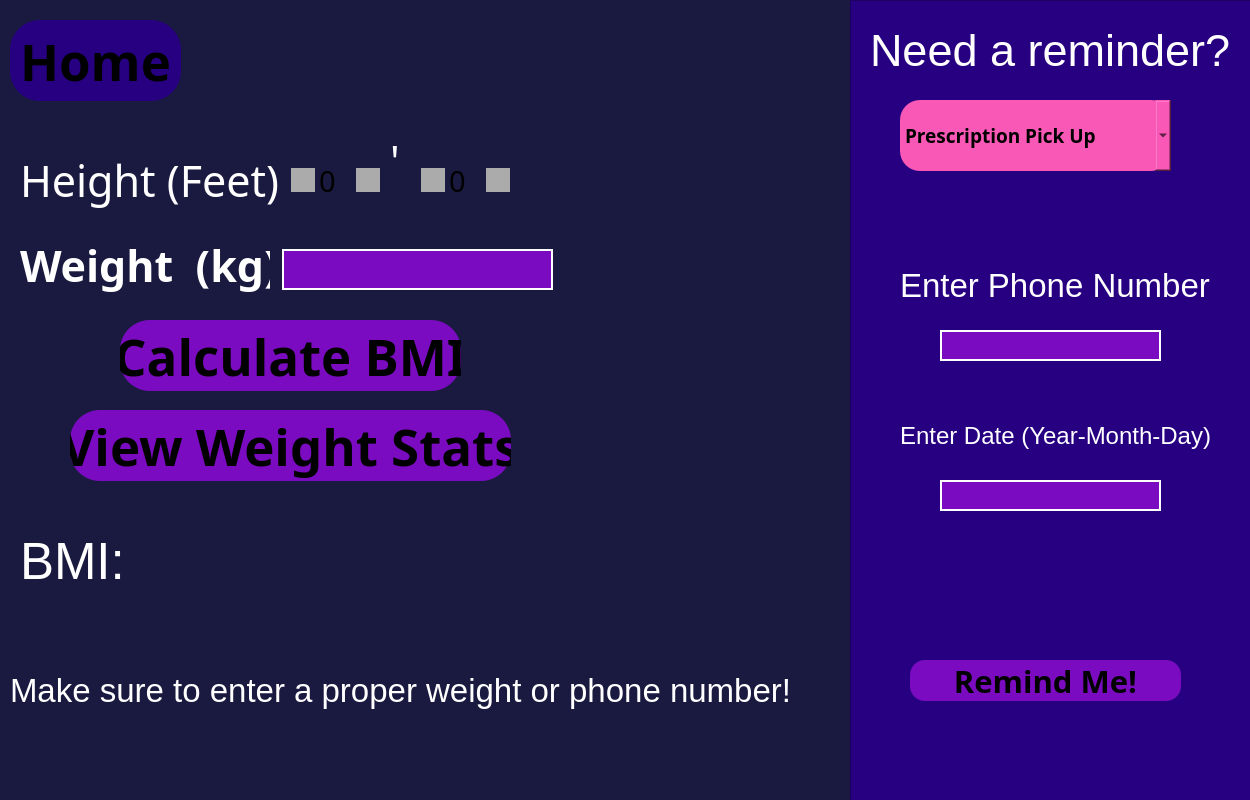
Above: backend/UI's/healthUI.ui from Aditya-Tripuraneni/Hackathon-Healthify before the change. Below: the same form after it.
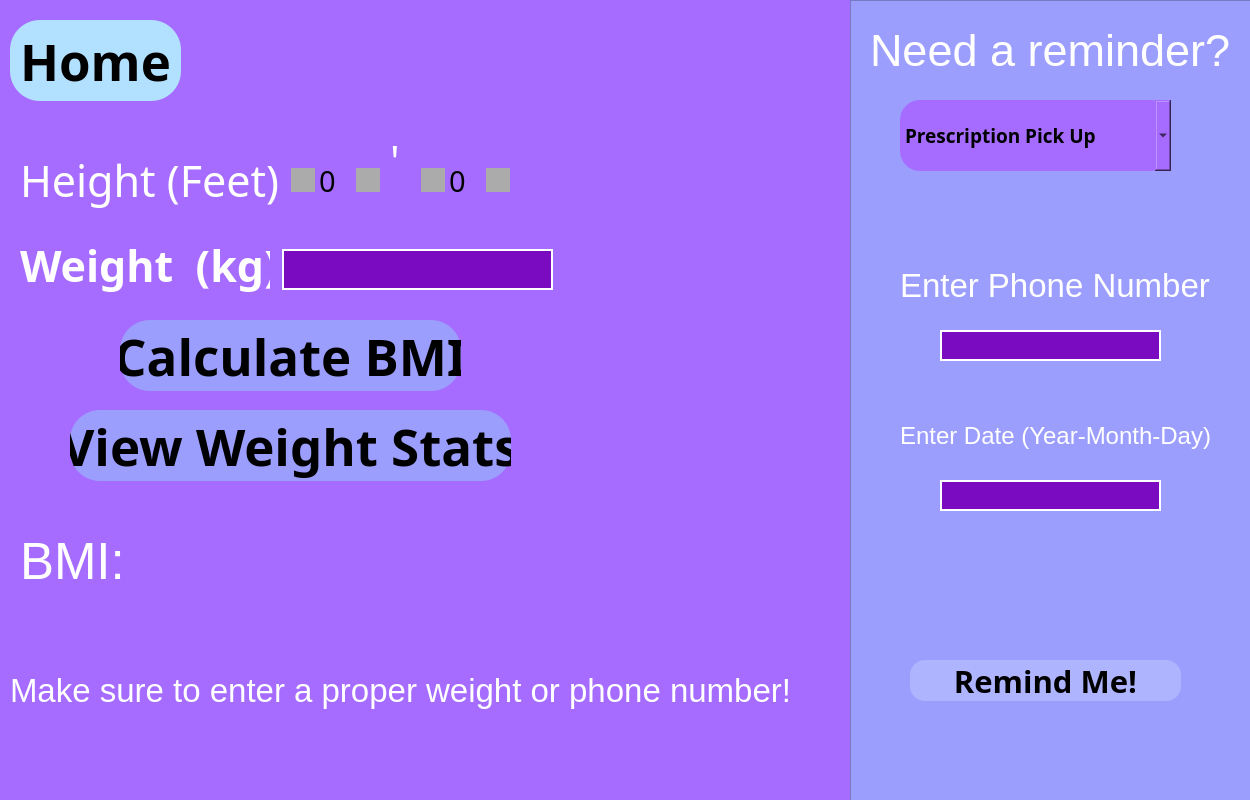
That is the form after the change.

The edit to the form file:
```diff
--- a/backend/UI's/healthUI.ui
+++ b/backend/UI's/healthUI.ui
@@ -22,7 +22,7 @@
    <string>Dialog</string>
   </property>
   <property name="styleSheet">
-   <string notr="true">background-color: rgb(26, 26, 64);</string>
+   <string notr="true">background-color: rgb(166, 108, 255)</string>
   </property>
   <widget class="QPushButton" name="bmiButton">
    <property name="geometry">
@@ -44,7 +44,7 @@
    <property name="styleSheet">
     <string notr="true">QPushButton{
 border-radius:30px;
-background-color: rgb(122, 11, 192);
+background-color: rgb(156, 158, 254);
 }
 
 QPushButton:hover{
@@ -168,7 +168,7 @@
    <property name="styleSheet">
     <string notr="true">QPushButton{
 border-radius:30px;
-background-color: rgb(122, 11, 192);
+background-color: rgb(156, 158, 254);
 }
 
 QPushButton:hover{
@@ -199,7 +199,7 @@
    <property name="styleSheet">
     <string notr="true">QPushButton{
 border-radius:30px;
-background-color: rgb(39, 0, 130);
+background-color: rgb(177, 225, 255);
 }
 
 QPushButton:hover{
@@ -220,7 +220,7 @@
     </rect>
    </property>
    <property name="styleSheet">
-    <string notr="true">background-color: rgb(39, 0, 130);</string>
+    <string notr="true">background-color: rgb(156, 158, 254)</string>
    </property>
    <property name="frameShape">
     <enum>QFrame::StyledPanel</enum>
@@ -268,7 +268,7 @@
     </property>
     <property name="styleSheet">
      <string notr="true">QComboBox{
-background-color: rgb(250, 88, 182); font-size: 14pt; 
+background-color: rgb(166, 108, 255); font-size: 14pt; 
 border-width: 1px;
 border-radius: 20px;
 }
@@ -278,7 +278,8 @@
     color:                      rgb(87, 96, 134);
     background-color:   rgb(255, 255, 255);
     font-weight:            bold;
-    selection-background-color: rgb(47, 175, 178);
+    selection-background-color: rgb(250, 88, 182);
+;
 }
 
 
@@ -322,7 +323,7 @@
     <property name="styleSheet">
      <string notr="true">QPushButton{
 border-radius:15px;
-background-color: rgb(122, 11, 192);
+background-color: rgb(175, 180, 255);
 }
 
 QPushButton:hover{
```
Left out of the diff: 2 changed lines with no effect on the pictures.
